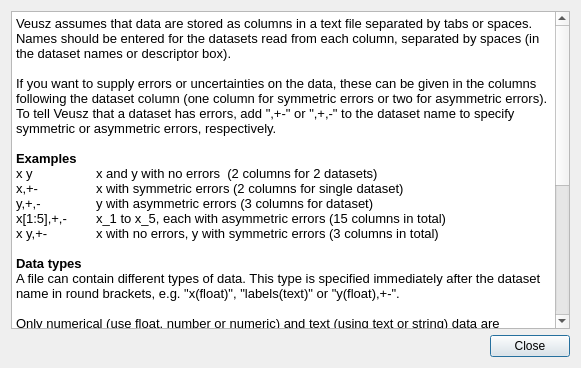
This is dialogs/importhelp.ui in veusz/veusz as Qt 5 draws it before an edit. The edited form follows.
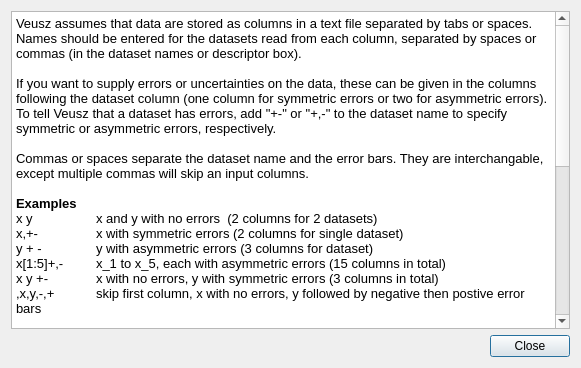
This is the edited form.

Commit message: Change from using $ to ` to quote dataset names in expressions. SimpleRead has been substantially changed to allow commas to be dropped in import descriptors. Non alpha-numeric dataset names can be quoted in import descriptors. csv im=mports can also use non alpha-numeric dataset names.

Diff of the .ui file:
```diff
--- a/dialogs/importhelp.ui
+++ b/dialogs/importhelp.ui
@@ -18,36 +18,39 @@
      <property name="readOnly" >
       <bool>true</bool>
      </property>
-     <property name="html" >
-      <string>&lt;!DOCTYPE HTML PUBLIC "-//W3C//DTD HTML 4.0//EN" "http://www.w3.org/TR/REC-html40/strict.dtd">
-&lt;html>&lt;head>&lt;meta name="qrichtext" content="1" />&lt;style type="text/css">
+     <property name="html">
+      <string>&lt;!DOCTYPE HTML PUBLIC &quot;-//W3C//DTD HTML 4.0//EN&quot; &quot;http://www.w3.org/TR/REC-html40/strict.dtd&quot;&gt;
+&lt;html&gt;&lt;head&gt;&lt;meta name=&quot;qrichtext&quot; content=&quot;1&quot; /&gt;&lt;style type=&quot;text/css&quot;&gt;
 p, li { white-space: pre-wrap; }
-&lt;/style>&lt;/head>&lt;body style=" font-family:'Arial'; font-size:10pt; font-weight:400; font-style:normal;">
-&lt;p style=" margin-top:0px; margin-bottom:0px; margin-left:0px; margin-right:0px; -qt-block-indent:0; text-indent:0px;">Veusz assumes that data are stored as columns in a text file separated by tabs or spaces. Names should be entered for the datasets read from each column, separated by spaces (in the dataset names or descriptor box).&lt;/p>
-&lt;p style="-qt-paragraph-type:empty; margin-top:0px; margin-bottom:0px; margin-left:0px; margin-right:0px; -qt-block-indent:0; text-indent:0px;">&lt;/p>
-&lt;p style=" margin-top:0px; margin-bottom:0px; margin-left:0px; margin-right:0px; -qt-block-indent:0; text-indent:0px;">If you want to supply errors or uncertainties on the data, these can be given in the columns following the dataset column (one column for symmetric errors or two for asymmetric errors). To tell Veusz that a dataset has errors, add "&lt;span style=" font-family:'Courier New,courier';">,+-&lt;/span>" or "&lt;span style=" font-family:'Courier New,courier';">,+,-&lt;/span>" to the dataset name to specify symmetric or asymmetric errors, respectively.&lt;/p>
-&lt;p style="-qt-paragraph-type:empty; margin-top:0px; margin-bottom:0px; margin-left:0px; margin-right:0px; -qt-block-indent:0; text-indent:0px;">&lt;/p>
-&lt;p style=" margin-top:0px; margin-bottom:0px; margin-left:0px; margin-right:0px; -qt-block-indent:0; text-indent:0px;">&lt;span style=" font-weight:600;">Examples&lt;/span>&lt;/p>
-&lt;p style=" margin-top:0px; margin-bottom:0px; margin-left:0px; margin-right:0px; -qt-block-indent:0; text-indent:0px;">&lt;span style=" font-family:'Courier New,courier';">x y&lt;/span>	x and y with no errors  (2 columns for 2 datasets)&lt;/p>
-&lt;p style=" margin-top:0px; margin-bottom:0px; margin-left:0px; margin-right:0px; -qt-block-indent:0; text-indent:0px;">&lt;span style=" font-family:'Courier New,courier';">x,+-&lt;/span>	x with symmetric errors (2 columns for single dataset)&lt;/p>
-&lt;p style=" margin-top:0px; margin-bottom:0px; margin-left:0px; margin-right:0px; -qt-block-indent:0; text-indent:0px;">&lt;span style=" font-family:'Courier New,courier';">y,+,-&lt;/span>	y with asymmetric errors (3 columns for dataset)&lt;/p>
-&lt;p style=" margin-top:0px; margin-bottom:0px; margin-left:0px; margin-right:0px; -qt-block-indent:0; text-indent:0px;">&lt;span style=" font-family:'Courier New,courier';">x[1:5],+,-&lt;/span>	x_1 to x_5, each with asymmetric errors (15 columns in total)&lt;/p>
-&lt;p style=" margin-top:0px; margin-bottom:0px; margin-left:0px; margin-right:0px; -qt-block-indent:0; text-indent:0px;">&lt;span style=" font-family:'Courier New,courier';">x y,+-&lt;/span>	x with no errors, y with symmetric errors (3 columns in total)&lt;/p>
-&lt;p style="-qt-paragraph-type:empty; margin-top:0px; margin-bottom:0px; margin-left:0px; margin-right:0px; -qt-block-indent:0; text-indent:0px;">&lt;/p>
-&lt;p style=" margin-top:0px; margin-bottom:0px; margin-left:0px; margin-right:0px; -qt-block-indent:0; text-indent:0px;">&lt;span style=" font-weight:600;">Data types&lt;/span>&lt;/p>
-&lt;p style=" margin-top:0px; margin-bottom:0px; margin-left:0px; margin-right:0px; -qt-block-indent:0; text-indent:0px;">A file can contain different types of data. This type is specified immediately after the dataset name in round brackets, e.g. "x(float)", "labels(text)" or "y(float),+-".&lt;/p>
-&lt;p style="-qt-paragraph-type:empty; margin-top:0px; margin-bottom:0px; margin-left:0px; margin-right:0px; -qt-block-indent:0; text-indent:0px;">&lt;/p>
-&lt;p style=" margin-top:0px; margin-bottom:0px; margin-left:0px; margin-right:0px; -qt-block-indent:0; text-indent:0px;">Only numerical (use float, number or numeric) and text (using text or string) data are supported. If a text column has spaces it should be surrounded by quotation marks.&lt;/p>
-&lt;p style="-qt-paragraph-type:empty; margin-top:0px; margin-bottom:0px; margin-left:0px; margin-right:0px; -qt-block-indent:0; text-indent:0px; font-weight:600;">&lt;/p>
-&lt;p style=" margin-top:0px; margin-bottom:0px; margin-left:0px; margin-right:0px; -qt-block-indent:0; text-indent:0px; font-weight:600;">Comments&lt;/p>
-&lt;p style=" margin-top:0px; margin-bottom:0px; margin-left:0px; margin-right:0px; -qt-block-indent:0; text-indent:0px; font-weight:600;">&lt;span style=" font-weight:400;">If any of the "&lt;/span>&lt;span style=" font-family:'Courier New,courier'; font-weight:400;">#&lt;/span>&lt;span style=" font-weight:400;">", "&lt;/span>&lt;span style=" font-family:'Courier New,courier'; font-weight:400;">!&lt;/span>&lt;span style=" font-weight:400;">", "&lt;/span>&lt;span style=" font-family:'Courier New,courier'; font-weight:400;">;&lt;/span>&lt;span style=" font-weight:400;">" or "&lt;/span>&lt;span style=" font-family:'Courier New,courier'; font-weight:400;">%&lt;/span>&lt;span style=" font-weight:400;">" characters are found without being inside quotation marks, the rest of a line is ignored. Use these characters to add comments to a file.&lt;/span>&lt;/p>
-&lt;p style="-qt-paragraph-type:empty; margin-top:0px; margin-bottom:0px; margin-left:0px; margin-right:0px; -qt-block-indent:0; text-indent:0px; font-weight:600;">&lt;/p>
-&lt;p style=" margin-top:0px; margin-bottom:0px; margin-left:0px; margin-right:0px; -qt-block-indent:0; text-indent:0px;">&lt;span style=" font-weight:600;">Further notes&lt;/span>&lt;/p>
-&lt;ol style="-qt-list-indent: 1;">&lt;li style=" margin-top:12px; margin-bottom:0px; margin-left:0px; margin-right:0px; -qt-block-indent:0; text-indent:0px;">Extra tabs or spaces between columns are ignored&lt;/li>
-&lt;li style=" margin-top:0px; margin-bottom:0px; margin-left:0px; margin-right:0px; -qt-block-indent:0; text-indent:0px;">Extra data at the end of a line are ignored&lt;/li>
-&lt;li style=" margin-top:0px; margin-bottom:0px; margin-left:0px; margin-right:0px; -qt-block-indent:0; text-indent:0px;">The text &lt;span style=" font-family:'Courier New,courier';">nan&lt;/span> or &lt;span style=" font-family:'Courier New,courier';">inf&lt;/span> translates to the usual numerical values. These values aren't plotted in a plot, giving a break in the line.&lt;/li>
-&lt;li style=" margin-top:0px; margin-bottom:12px; margin-left:0px; margin-right:0px; -qt-block-indent:0; text-indent:0px;">You can encode the descriptor describing the data in the file itself with a line &lt;span style=" font-family:'Courier New,courier';">descriptor XXX&lt;/span> before the data. Leave the descriptor blank in the import dialog if you do this. Multiple descriptors can be placed in the file to store multiple sets of data. &lt;/li>&lt;/ol>
-&lt;p style="-qt-paragraph-type:empty; margin-top:0px; margin-bottom:0px; margin-left:0px; margin-right:0px; -qt-block-indent:0; text-indent:0px; font-weight:600;">&lt;/p>&lt;/body>&lt;/html></string>
+&lt;/style&gt;&lt;/head&gt;&lt;body style=&quot; font-family:'Arial'; font-size:9pt; font-weight:400; font-style:normal;&quot;&gt;
+&lt;p style=&quot; margin-top:0px; margin-bottom:0px; margin-left:0px; margin-right:0px; -qt-block-indent:0; text-indent:0px;&quot;&gt;&lt;span style=&quot; font-size:10pt;&quot;&gt;Veusz assumes that data are stored as columns in a text file separated by tabs or spaces. Names should be entered for the datasets read from each column, separated by spaces or commas (in the dataset names or descriptor box).&lt;/span&gt;&lt;/p&gt;
+&lt;p style=&quot;-qt-paragraph-type:empty; margin-top:0px; margin-bottom:0px; margin-left:0px; margin-right:0px; -qt-block-indent:0; text-indent:0px; font-size:10pt;&quot;&gt;&lt;/p&gt;
+&lt;p style=&quot; margin-top:0px; margin-bottom:0px; margin-left:0px; margin-right:0px; -qt-block-indent:0; text-indent:0px;&quot;&gt;&lt;span style=&quot; font-size:10pt;&quot;&gt;If you want to supply errors or uncertainties on the data, these can be given in the columns following the dataset column (one column for symmetric errors or two for asymmetric errors). To tell Veusz that a dataset has errors, add &quot;&lt;/span&gt;&lt;span style=&quot; font-family:'Courier New,courier'; font-size:10pt;&quot;&gt;+-&lt;/span&gt;&lt;span style=&quot; font-size:10pt;&quot;&gt;&quot; or &quot;&lt;/span&gt;&lt;span style=&quot; font-family:'Courier New,courier'; font-size:10pt;&quot;&gt;+,-&lt;/span&gt;&lt;span style=&quot; font-size:10pt;&quot;&gt;&quot; to the dataset name to specify symmetric or asymmetric errors, respectively.&lt;/span&gt;&lt;/p&gt;
+&lt;p style=&quot;-qt-paragraph-type:empty; margin-top:0px; margin-bottom:0px; margin-left:0px; margin-right:0px; -qt-block-indent:0; text-indent:0px; font-size:10pt;&quot;&gt;&lt;/p&gt;
+&lt;p style=&quot; margin-top:0px; margin-bottom:0px; margin-left:0px; margin-right:0px; -qt-block-indent:0; text-indent:0px;&quot;&gt;&lt;span style=&quot; font-size:10pt;&quot;&gt;Commas or spaces separate the dataset name and the error bars. They are interchangable, except multiple commas will skip an input columns. &lt;/span&gt;&lt;/p&gt;
+&lt;p style=&quot;-qt-paragraph-type:empty; margin-top:0px; margin-bottom:0px; margin-left:0px; margin-right:0px; -qt-block-indent:0; text-indent:0px; font-size:10pt;&quot;&gt;&lt;/p&gt;
+&lt;p style=&quot; margin-top:0px; margin-bottom:0px; margin-left:0px; margin-right:0px; -qt-block-indent:0; text-indent:0px;&quot;&gt;&lt;span style=&quot; font-size:10pt; font-weight:600;&quot;&gt;Examples&lt;/span&gt;&lt;/p&gt;
+&lt;p style=&quot; margin-top:0px; margin-bottom:0px; margin-left:0px; margin-right:0px; -qt-block-indent:0; text-indent:0px;&quot;&gt;&lt;span style=&quot; font-family:'Courier New,courier'; font-size:10pt;&quot;&gt;x y&lt;/span&gt;&lt;span style=&quot; font-size:10pt;&quot;&gt;	x and y with no errors  (2 columns for 2 datasets)&lt;/span&gt;&lt;/p&gt;
+&lt;p style=&quot; margin-top:0px; margin-bottom:0px; margin-left:0px; margin-right:0px; -qt-block-indent:0; text-indent:0px;&quot;&gt;&lt;span style=&quot; font-family:'Courier New,courier'; font-size:10pt;&quot;&gt;x,+-&lt;/span&gt;&lt;span style=&quot; font-size:10pt;&quot;&gt;	x with symmetric errors (2 columns for single dataset)&lt;/span&gt;&lt;/p&gt;
+&lt;p style=&quot; margin-top:0px; margin-bottom:0px; margin-left:0px; margin-right:0px; -qt-block-indent:0; text-indent:0px;&quot;&gt;&lt;span style=&quot; font-family:'Courier New,courier'; font-size:10pt;&quot;&gt;y + -&lt;/span&gt;&lt;span style=&quot; font-size:10pt;&quot;&gt;	y with asymmetric errors (3 columns for dataset)&lt;/span&gt;&lt;/p&gt;
+&lt;p style=&quot; margin-top:0px; margin-bottom:0px; margin-left:0px; margin-right:0px; -qt-block-indent:0; text-indent:0px;&quot;&gt;&lt;span style=&quot; font-family:'Courier New,courier'; font-size:10pt;&quot;&gt;x[1:5]+,-&lt;/span&gt;&lt;span style=&quot; font-size:10pt;&quot;&gt;	x_1 to x_5, each with asymmetric errors (15 columns in total)&lt;/span&gt;&lt;/p&gt;
+&lt;p style=&quot; margin-top:0px; margin-bottom:0px; margin-left:0px; margin-right:0px; -qt-block-indent:0; text-indent:0px;&quot;&gt;&lt;span style=&quot; font-family:'Courier New,courier'; font-size:10pt;&quot;&gt;x y +-&lt;/span&gt;&lt;span style=&quot; font-size:10pt;&quot;&gt;	x with no errors, y with symmetric errors (3 columns in total)&lt;/span&gt;&lt;/p&gt;
+&lt;p style=&quot; margin-top:0px; margin-bottom:0px; margin-left:0px; margin-right:0px; -qt-block-indent:0; text-indent:0px;&quot;&gt;&lt;span style=&quot; font-family:'Courier New,courier'; font-size:10pt;&quot;&gt;,x,y,-,+&lt;/span&gt;&lt;span style=&quot; font-size:10pt;&quot;&gt;	skip first column, x with no errors, y followed by negative then postive error bars&lt;/span&gt;&lt;/p&gt;
+&lt;p style=&quot;-qt-paragraph-type:empty; margin-top:0px; margin-bottom:0px; margin-left:0px; margin-right:0px; -qt-block-indent:0; text-indent:0px; font-size:10pt;&quot;&gt;&lt;/p&gt;
+&lt;p style=&quot; margin-top:0px; margin-bottom:0px; margin-left:0px; margin-right:0px; -qt-block-indent:0; text-indent:0px;&quot;&gt;&lt;span style=&quot; font-size:10pt; font-weight:600;&quot;&gt;Data types&lt;/span&gt;&lt;/p&gt;
+&lt;p style=&quot; margin-top:0px; margin-bottom:0px; margin-left:0px; margin-right:0px; -qt-block-indent:0; text-indent:0px;&quot;&gt;&lt;span style=&quot; font-size:10pt;&quot;&gt;A file can contain different types of data. This type is specified immediately after the dataset name in round brackets, e.g. &quot;x(float)&quot;, &quot;labels(text)&quot; or &quot;y(float),+-&quot;.&lt;/span&gt;&lt;/p&gt;
+&lt;p style=&quot;-qt-paragraph-type:empty; margin-top:0px; margin-bottom:0px; margin-left:0px; margin-right:0px; -qt-block-indent:0; text-indent:0px; font-size:10pt;&quot;&gt;&lt;/p&gt;
+&lt;p style=&quot; margin-top:0px; margin-bottom:0px; margin-left:0px; margin-right:0px; -qt-block-indent:0; text-indent:0px;&quot;&gt;&lt;span style=&quot; font-size:10pt;&quot;&gt;Only numerical (use float, number or numeric) and text (using text or string) data are supported. If a text column has spaces it should be surrounded by quotation marks.&lt;/span&gt;&lt;/p&gt;
+&lt;p style=&quot;-qt-paragraph-type:empty; margin-top:0px; margin-bottom:0px; margin-left:0px; margin-right:0px; -qt-block-indent:0; text-indent:0px; font-size:10pt; font-weight:600;&quot;&gt;&lt;/p&gt;
+&lt;p style=&quot; margin-top:0px; margin-bottom:0px; margin-left:0px; margin-right:0px; -qt-block-indent:0; text-indent:0px;&quot;&gt;&lt;span style=&quot; font-size:10pt; font-weight:600;&quot;&gt;Comments&lt;/span&gt;&lt;/p&gt;
+&lt;p style=&quot; margin-top:0px; margin-bottom:0px; margin-left:0px; margin-right:0px; -qt-block-indent:0; text-indent:0px;&quot;&gt;&lt;span style=&quot; font-size:10pt;&quot;&gt;If any of the &quot;&lt;/span&gt;&lt;span style=&quot; font-family:'Courier New,courier'; font-size:10pt;&quot;&gt;#&lt;/span&gt;&lt;span style=&quot; font-size:10pt;&quot;&gt;&quot;, &quot;&lt;/span&gt;&lt;span style=&quot; font-family:'Courier New,courier'; font-size:10pt;&quot;&gt;!&lt;/span&gt;&lt;span style=&quot; font-size:10pt;&quot;&gt;&quot;, &quot;&lt;/span&gt;&lt;span style=&quot; font-family:'Courier New,courier'; font-size:10pt;&quot;&gt;;&lt;/span&gt;&lt;span style=&quot; font-size:10pt;&quot;&gt;&quot; or &quot;&lt;/span&gt;&lt;span style=&quot; font-family:'Courier New,courier'; font-size:10pt;&quot;&gt;%&lt;/span&gt;&lt;span style=&quot; font-size:10pt;&quot;&gt;&quot; characters are found without being inside quotation marks, the rest of a line is ignored. Use these characters to add comments to a file.&lt;/span&gt;&lt;/p&gt;
+&lt;p style=&quot;-qt-paragraph-type:empty; margin-top:0px; margin-bottom:0px; margin-left:0px; margin-right:0px; -qt-block-indent:0; text-indent:0px; font-size:10pt; font-weight:600;&quot;&gt;&lt;/p&gt;
+&lt;p style=&quot; margin-top:0px; margin-bottom:0px; margin-left:0px; margin-right:0px; -qt-block-indent:0; text-indent:0px;&quot;&gt;&lt;span style=&quot; font-size:10pt; font-weight:600;&quot;&gt;Further notes&lt;/span&gt;&lt;/p&gt;
+&lt;ol style=&quot;-qt-list-indent: 1;&quot;&gt;&lt;li style=&quot; font-size:10pt;&quot; style=&quot; margin-top:12px; margin-bottom:0px; margin-left:0px; margin-right:0px; -qt-block-indent:0; text-indent:0px;&quot;&gt;Extra tabs or spaces between columns are ignored&lt;/li&gt;
+&lt;li style=&quot; font-size:10pt;&quot; style=&quot; margin-top:0px; margin-bottom:0px; margin-left:0px; margin-right:0px; -qt-block-indent:0; text-indent:0px;&quot;&gt;Extra data at the end of a line are ignored&lt;/li&gt;
+&lt;li style=&quot; font-size:10pt;&quot; style=&quot; margin-top:0px; margin-bottom:0px; margin-left:0px; margin-right:0px; -qt-block-indent:0; text-indent:0px;&quot;&gt;The text &lt;span style=&quot; font-family:'Courier New,courier';&quot;&gt;nan&lt;/span&gt; or &lt;span style=&quot; font-family:'Courier New,courier';&quot;&gt;inf&lt;/span&gt; translates to the usual numerical values. These values aren't plotted in a plot, giving a break in the line.&lt;/li&gt;
+&lt;li style=&quot; font-size:10pt;&quot; style=&quot; margin-top:0px; margin-bottom:12px; margin-left:0px; margin-right:0px; -qt-block-indent:0; text-indent:0px;&quot;&gt;You can encode the descriptor describing the data in the file itself with a line &lt;span style=&quot; font-family:'Courier New,courier';&quot;&gt;descriptor XXX&lt;/span&gt; before the data. Leave the descriptor blank in the import dialog if you do this. Multiple descriptors can be placed in the file to store multiple sets of data. &lt;/li&gt;&lt;/ol&gt;
+&lt;p style=&quot;-qt-paragraph-type:empty; margin-top:0px; margin-bottom:0px; margin-left:0px; margin-right:0px; -qt-block-indent:0; text-indent:0px; font-size:10pt; font-weight:600;&quot;&gt;&lt;/p&gt;&lt;/body&gt;&lt;/html&gt;</string>
      </property>
     </widget>
    </item>
```
Left out of the diff: 25 changed lines with no effect on the pictures. The commit also changes 9 other files.
